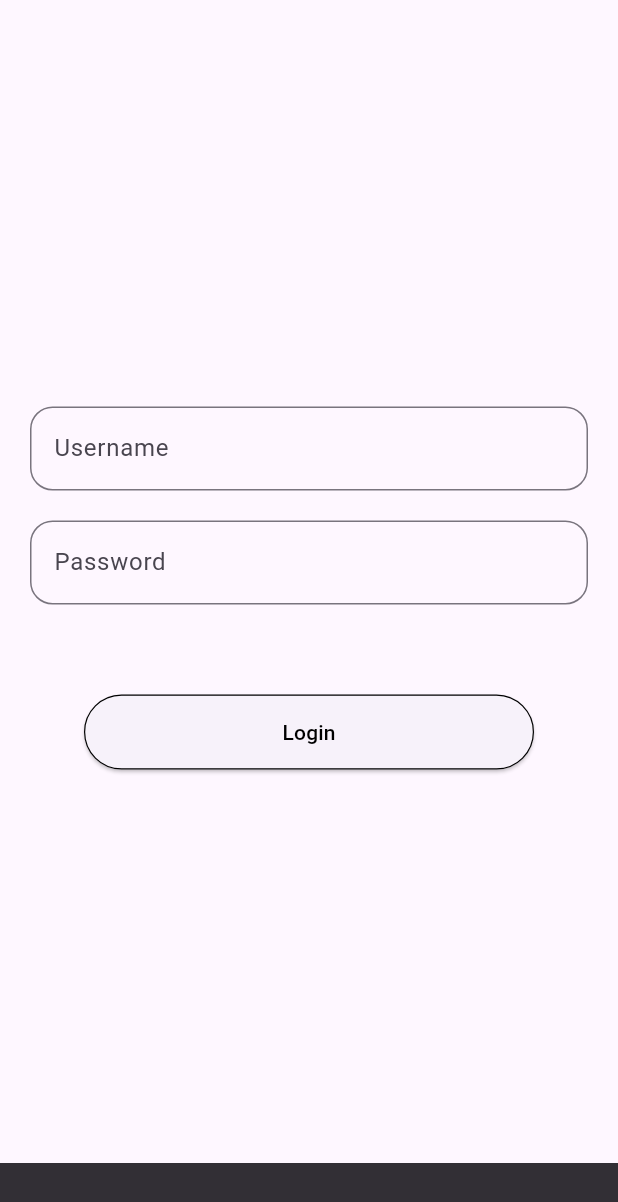
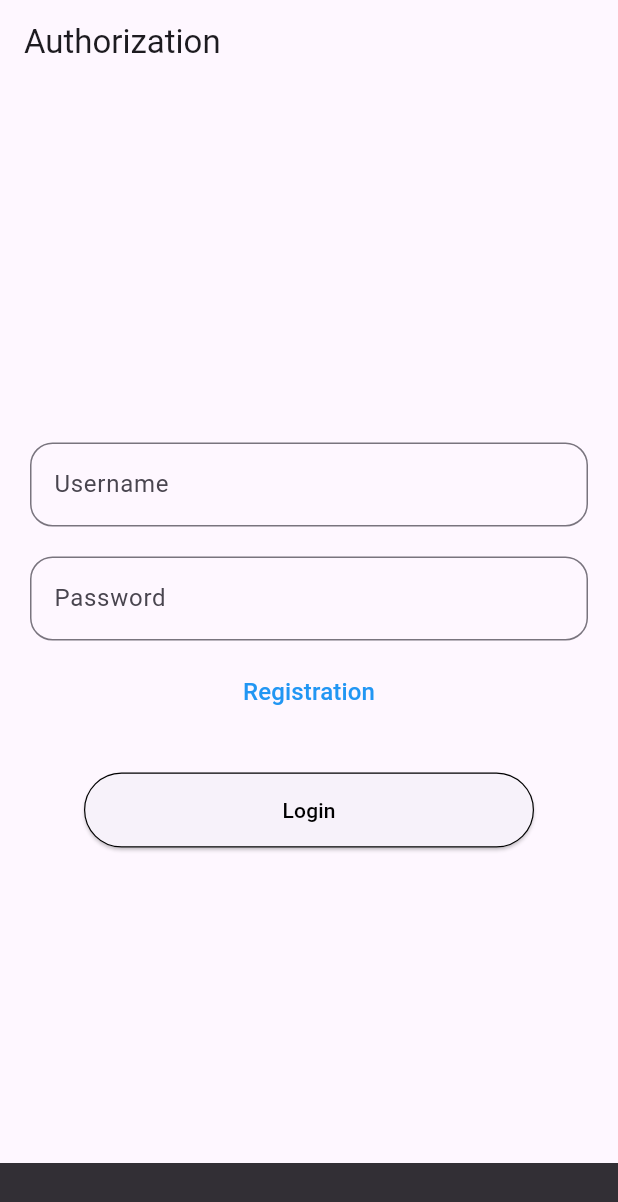
Before and after one commit to xllegan/appka, a Flutter app: the screen it shows after launch, after a tap on "Login", on a phone screen of 412 x 824 dp. Shown: the top 1202 px of the screen. Run offline on Flutter 3.47's test engine with Material 3 defaults, Android fonts, the phone set to English and light mode, and no system bars; network calls fail.

Commit message:
auth devided & navi added

```diff
--- a/lib/auth.dart
+++ /dev/null
@@ -1,81 +0,0 @@
-import 'package:flutter/material.dart';
-import 'search.dart';
-
-String password = "";
-String username = "";
-final TextEditingController nameController = TextEditingController();
-final TextEditingController passwordController = TextEditingController();
-
-class AuthForm extends StatelessWidget {
-  const AuthForm({super.key});
-  @override
-  Widget build(BuildContext context) {
-    return Center(
-      child: Column(
-        mainAxisAlignment: MainAxisAlignment.center,
-        mainAxisSize: MainAxisSize.min,
-        crossAxisAlignment: CrossAxisAlignment.center,
-        children: <Widget>[
-          Padding(
-            padding: EdgeInsets.symmetric(horizontal: 20, vertical: 10),
-            child: TextField(
-              decoration: InputDecoration(
-                border: OutlineInputBorder(
-                  borderRadius: BorderRadius.circular(15.0),
-                ),
-                hintText: 'Username',
-              ),
-              controller: nameController,
-            ),
-          ),
-          Padding(
-            padding: EdgeInsets.symmetric(horizontal: 20, vertical: 10),
-            child: TextField(
-              decoration: InputDecoration(
-                border: OutlineInputBorder(
-                  borderRadius: BorderRadius.circular(15.0),
-                ),
-                hintText: 'Password',
-              ),
-              controller: passwordController,
-            ),
-          ),
-          Padding(
-            padding: const EdgeInsets.symmetric(horizontal: 24, vertical: 50),
-            child: SizedBox(
-              width: 300,
-              height: 50,
-              child: ElevatedButton(
-                style: ButtonStyle(
-                  foregroundColor: WidgetStateProperty.all<Color>(Colors.black),
-                  side: WidgetStateProperty.all<BorderSide>(
-                    const BorderSide(color: Colors.black, width: 0.8),
-                  ),
-                ),
-
-                onPressed: () {
-                  ScaffoldMessenger.of(context).showSnackBar(
-                    SnackBar(content: Text(passwordController.text)),
-                  );
-                  if (authCheck(nameController.text, passwordController.text)) {
-                    Navigator.push(
-                      context,
-                      MaterialPageRoute(
-                        builder: (context) => const SearchScreen(),
-                      ),
-                    );
-                  }
-                },
-                child: const Text('Login'),
-              ),
-            ),
-          ),
-        ],
-      ),
-    );
-  }
-}
-
-bool authCheck(String username, String password) {
-  return password == "123";
-}
--- /dev/null
+++ b/lib/auth/login.dart
@@ -0,0 +1,111 @@
+import 'package:flutter/material.dart';
+import '../search.dart';
+import 'registration.dart';
+
+final TextEditingController nameController = TextEditingController();
+final TextEditingController passwordController = TextEditingController();
+
+class LoginScreen extends StatelessWidget {
+  const LoginScreen({super.key});
+
+  @override
+  Widget build(BuildContext context) {
+    return Scaffold(
+      appBar: AppBar(title: const Text('Authorization')),
+      body: Center(
+        child: Column(
+          mainAxisAlignment: MainAxisAlignment.center,
+          mainAxisSize: MainAxisSize.min,
+          crossAxisAlignment: CrossAxisAlignment.center,
+          children: <Widget>[
+            Padding(
+              padding: const EdgeInsets.symmetric(horizontal: 20, vertical: 10),
+              child: TextField(
+                decoration: InputDecoration(
+                  border: OutlineInputBorder(
+                    borderRadius: BorderRadius.circular(15.0),
+                  ),
+                  hintText: 'Username',
+                ),
+                controller: nameController,
+              ),
+            ),
+
+            Padding(
+              padding: const EdgeInsets.symmetric(horizontal: 20, vertical: 10),
+              child: TextField(
+                decoration: InputDecoration(
+                  border: OutlineInputBorder(
+                    borderRadius: BorderRadius.circular(15.0),
+                  ),
+                  hintText: 'Password',
+                ),
+                controller: passwordController,
+              ),
+            ),
+
+            Padding(
+              padding: const EdgeInsets.only(),
+              child: Align(
+                alignment: Alignment.center,
+                child: TextButton(
+                  onPressed: () {
+                    Navigator.push(
+                      context,
+                      MaterialPageRoute(
+                        builder: (context) => const RegistrationScreen(),
+                      ),
+                    );
+                  },
+                  child: const Text(
+                    'Registration',
+                    style: TextStyle(color: Colors.blue, fontSize: 16),
+                  ),
+                ),
+              ),
+            ),
+
+            Padding(
+              padding: const EdgeInsets.symmetric(horizontal: 24, vertical: 30),
+              child: SizedBox(
+                width: 300,
+                height: 50,
+                child: ElevatedButton(
+                  style: ButtonStyle(
+                    foregroundColor: WidgetStateProperty.all<Color>(
+                      Colors.black,
+                    ),
+                    side: WidgetStateProperty.all<BorderSide>(
+                      const BorderSide(color: Colors.black, width: 0.8),
+                    ),
+                  ),
+                  onPressed: () {
+                    ScaffoldMessenger.of(context).showSnackBar(
+                      SnackBar(content: Text(passwordController.text)),
+                    );
+                    if (authCheck(
+                      nameController.text,
+                      passwordController.text,
+                    )) {
+                      Navigator.push(
+                        context,
+                        MaterialPageRoute(
+                          builder: (context) => const SearchScreen(),
+                        ),
+                      );
+                    }
+                  },
+                  child: const Text('Login'),
+                ),
+              ),
+            ),
+          ],
+        ),
+      ),
+    );
+  }
+}
+
+bool authCheck(String username, String password) {
+  return password == "123";
+}
--- a/lib/main.dart
+++ b/lib/main.dart
@@ -1,5 +1,5 @@
 import 'package:flutter/material.dart';
-import "auth.dart";
+import "auth/login.dart";
 
 void main() {
   runApp(const MainScreen());
@@ -10,6 +10,6 @@ class MainScreen extends StatelessWidget {
 
   @override
   Widget build(BuildContext context) {
-    return MaterialApp(home: Scaffold(body: const AuthForm()));
+    return MaterialApp(home: Scaffold(body: const LoginScreen()));
   }
 }
```
Also changed, not shown: lib/auth/registration.dart (added, +119 -0 lines).
